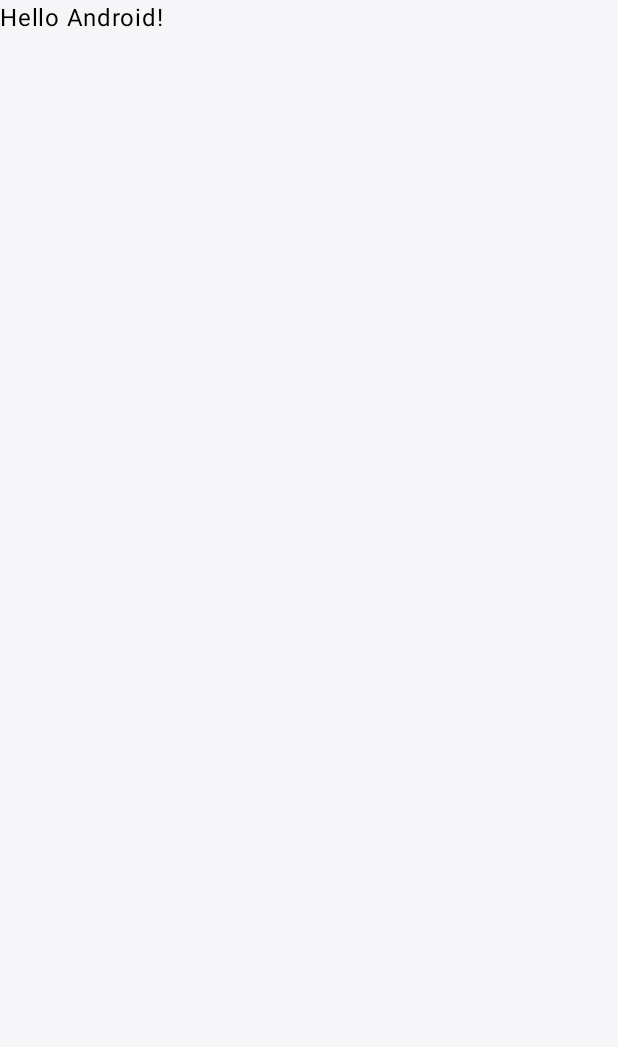
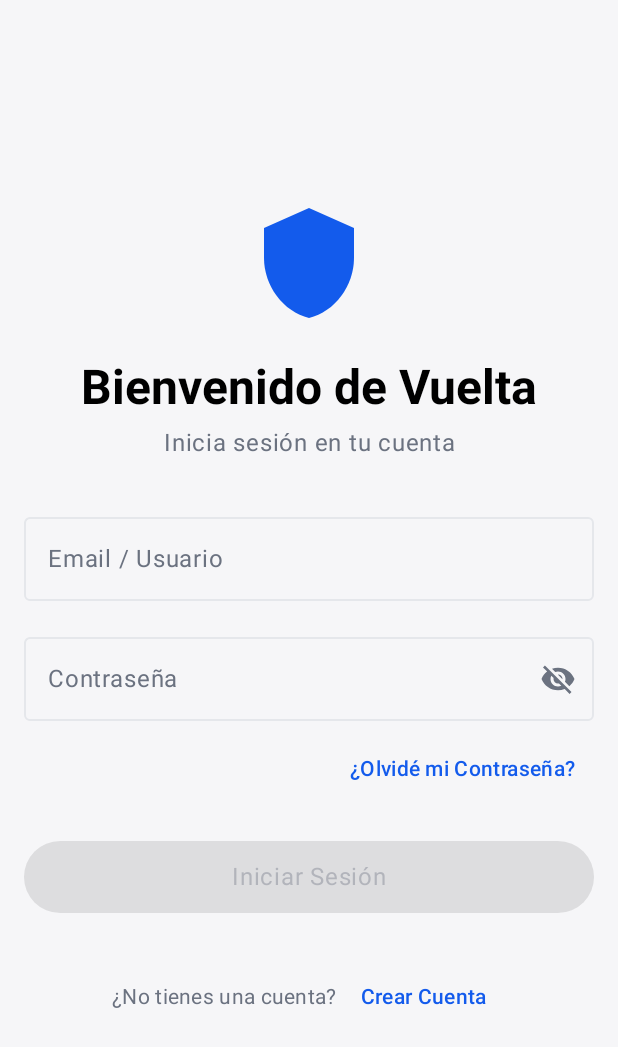
Before and after one commit to TheDoyleDog/App-Aplicaciones-Moviles, an Android app built with Jetpack Compose: the screen it shows after launch (MainActivity), on a phone screen of 412 x 824 dp. Before the commit the part shown is almost empty. Shown: the top 1047 px of the screen. Run offline under Robolectric (Android 15) with nearby library versions, the light colour scheme and no system bars.

Commit message:
Pantalla de Login y componentes de autorizacion
Se implementó la pantalla de Login con su interfaz completa basada en mockup de stitch, junto con componentes reutilizables para autenticación.

```diff
--- a/app/build.gradle.kts
+++ b/app/build.gradle.kts
@@ -66,6 +66,7 @@ dependencies {
     implementation("androidx.compose.ui:ui-graphics")
     implementation("androidx.compose.ui:ui-tooling-preview")
     implementation("androidx.compose.material3:material3")
+    implementation("androidx.compose.material:material-icons-extended")
 
     // Testing
     testImplementation("junit:junit:4.13.2")
--- a/app/src/main/java/com/alarmasensores/app/MainActivity.kt
+++ b/app/src/main/java/com/alarmasensores/app/MainActivity.kt
@@ -6,10 +6,10 @@ import androidx.activity.compose.setContent
 import androidx.compose.foundation.layout.fillMaxSize
 import androidx.compose.material3.MaterialTheme
 import androidx.compose.material3.Surface
-import androidx.compose.material3.Text
 import androidx.compose.runtime.Composable
 import androidx.compose.ui.Modifier
 import androidx.compose.ui.tooling.preview.Preview
+import com.alarmasensores.app.ui.screens.auth.LoginScreen
 import com.alarmasensores.app.ui.theme.AlarmaSensoresTheme
 
 class MainActivity : ComponentActivity() {
@@ -21,25 +21,27 @@ class MainActivity : ComponentActivity() {
                     modifier = Modifier.fillMaxSize(),
                     color = MaterialTheme.colorScheme.background
                 ) {
-                    Greeting("Android")
+                    LoginScreen(
+                        onLoginClick = { email, password ->
+                            // TODO: Implementar lógica de login
+                        },
+                        onCreateAccountClick = {
+                            // TODO: Navegar a pantalla de registro
+                        },
+                        onForgotPasswordClick = {
+                            // TODO: Navegar a pantalla de recuperación de contraseña
+                        }
+                    )
                 }
             }
         }
     }
 }
 
-@Composable
-fun Greeting(name: String, modifier: Modifier = Modifier) {
-    Text(
-        text = "Hello $name!",
-        modifier = modifier
-    )
-}
-
 @Preview(showBackground = true)
 @Composable
-fun GreetingPreview() {
+fun LoginScreenPreview() {
     AlarmaSensoresTheme {
-        Greeting("Android")
+        LoginScreen()
     }
 }
--- /dev/null
+++ b/app/src/main/java/com/alarmasensores/app/ui/components/AuthComponents.kt
@@ -0,0 +1,111 @@
+package com.alarmasensores.app.ui.components
+
+import androidx.compose.foundation.layout.*
+import androidx.compose.foundation.text.KeyboardOptions
+import androidx.compose.material.icons.Icons
+import androidx.compose.material.icons.filled.Visibility
+import androidx.compose.material.icons.filled.VisibilityOff
+import androidx.compose.material3.*
+import androidx.compose.runtime.*
+import androidx.compose.ui.Modifier
+import androidx.compose.ui.text.input.KeyboardType
+import androidx.compose.ui.text.input.PasswordVisualTransformation
+import androidx.compose.ui.text.input.VisualTransformation
+import androidx.compose.ui.unit.dp
+import com.alarmasensores.app.ui.theme.BorderDark
+import com.alarmasensores.app.ui.theme.BorderLight
+import com.alarmasensores.app.ui.theme.PrimaryBlue
+
+/**
+ * Campo de texto personalizado para email/usuario
+ */
+@OptIn(ExperimentalMaterial3Api::class)
+@Composable
+fun EmailTextField(
+    value: String,
+    onValueChange: (String) -> Unit,
+    label: String,
+    modifier: Modifier = Modifier,
+    placeholder: String = ""
+) {
+    OutlinedTextField(
+        value = value,
+        onValueChange = onValueChange,
+        label = { Text(label) },
+        placeholder = { Text(placeholder) },
+        modifier = modifier.fillMaxWidth(),
+        singleLine = true,
+        keyboardOptions = KeyboardOptions(keyboardType = KeyboardType.Email),
+        colors = OutlinedTextFieldDefaults.colors(
+            focusedBorderColor = PrimaryBlue,
+            unfocusedBorderColor = BorderLight,
+            focusedLabelColor = PrimaryBlue
+        )
+    )
+}
+
+/**
+ * Campo de texto personalizado para contraseña
+ */
+@OptIn(ExperimentalMaterial3Api::class)
+@Composable
+fun PasswordTextField(
+    value: String,
+    onValueChange: (String) -> Unit,
+    label: String,
+    modifier: Modifier = Modifier,
+    placeholder: String = ""
+) {
+    var passwordVisible by remember { mutableStateOf(false) }
+
+    OutlinedTextField(
+        value = value,
+        onValueChange = onValueChange,
+        label = { Text(label) },
+        placeholder = { Text(placeholder) },
+        modifier = modifier.fillMaxWidth(),
+        singleLine = true,
+        visualTransformation = if (passwordVisible) VisualTransformation.None else PasswordVisualTransformation(),
+        keyboardOptions = KeyboardOptions(keyboardType = KeyboardType.Password),
+        trailingIcon = {
+            IconButton(onClick = { passwordVisible = !passwordVisible }) {
+                Icon(
+                    imageVector = if (passwordVisible) Icons.Filled.Visibility else Icons.Filled.VisibilityOff,
+                    contentDescription = if (passwordVisible) "Ocultar contraseña" else "Mostrar contraseña"
+                )
+            }
+        },
+        colors = OutlinedTextFieldDefaults.colors(
+            focusedBorderColor = PrimaryBlue,
+            unfocusedBorderColor = BorderLight,
+            focusedLabelColor = PrimaryBlue
+        )
+    )
+}
+
+/**
+ * Botón primario personalizado
+ */
+@Composable
+fun PrimaryButton(
+    text: String,
+    onClick: () -> Unit,
+    modifier: Modifier = Modifier,
+    enabled: Boolean = true
+) {
+    Button(
+        onClick = onClick,
+        modifier = modifier
+            .fillMaxWidth()
+            .height(48.dp),
+        enabled = enabled,
+        colors = ButtonDefaults.buttonColors(
+            containerColor = PrimaryBlue
+        )
+    ) {
+        Text(
+            text = text,
+            style = MaterialTheme.typography.bodyLarge
+        )
+    }
+}
--- /dev/null
+++ b/app/src/main/java/com/alarmasensores/app/ui/screens/auth/LoginScreen.kt
@@ -0,0 +1,144 @@
+package com.alarmasensores.app.ui.screens.auth
+
+import androidx.compose.foundation.layout.*
+import androidx.compose.material.icons.Icons
+import androidx.compose.material.icons.filled.Shield
+import androidx.compose.material3.*
+import androidx.compose.runtime.*
+import androidx.compose.ui.Alignment
+import androidx.compose.ui.Modifier
+import androidx.compose.ui.text.font.FontWeight
+import androidx.compose.ui.text.style.TextAlign
+import androidx.compose.ui.unit.dp
+import androidx.compose.ui.unit.sp
+import com.alarmasensores.app.ui.components.EmailTextField
+import com.alarmasensores.app.ui.components.PasswordTextField
+import com.alarmasensores.app.ui.components.PrimaryButton
+import com.alarmasensores.app.ui.theme.PrimaryBlue
+
+/**
+ * Pantalla de Login
+ * Diseño basado en login.html
+ */
+@Composable
+fun LoginScreen(
+    onLoginClick: (String, String) -> Unit = { _, _ -> },
+    onCreateAccountClick: () -> Unit = {},
+    onForgotPasswordClick: () -> Unit = {}
+) {
+    var email by remember { mutableStateOf("") }
+    var password by remember { mutableStateOf("") }
+
+    Surface(
+        modifier = Modifier.fillMaxSize(),
+        color = MaterialTheme.colorScheme.background
+    ) {
+        Column(
+            modifier = Modifier
+                .fillMaxSize()
+                .padding(16.dp),
+            horizontalAlignment = Alignment.CenterHorizontally,
+            verticalArrangement = Arrangement.Center
+        ) {
+            // Logo/Icono
+            Icon(
+                imageVector = Icons.Filled.Shield,
+                contentDescription = "App Logo",
+                modifier = Modifier.size(80.dp),
+                tint = PrimaryBlue
+            )
+
+            Spacer(modifier = Modifier.height(24.dp))
+
+            // Título
+            Text(
+                text = "Bienvenido de Vuelta",
+                style = MaterialTheme.typography.headlineMedium.copy(
+                    fontWeight = FontWeight.Bold,
+                    fontSize = 32.sp
+                ),
+                textAlign = TextAlign.Center
+            )
+
+            Spacer(modifier = Modifier.height(8.dp))
+
+            // Subtítulo
+            Text(
+                text = "Inicia sesión en tu cuenta",
+                style = MaterialTheme.typography.bodyLarge,
+                color = MaterialTheme.colorScheme.onSurfaceVariant,
+                textAlign = TextAlign.Center
+            )
+
+            Spacer(modifier = Modifier.height(32.dp))
+
+            // Campo de Email/Usuario
+            EmailTextField(
+                value = email,
+                onValueChange = { email = it },
+                label = "Email / Usuario",
+                placeholder = "Ingresa tu email o usuario"
+            )
+
+            Spacer(modifier = Modifier.height(16.dp))
+
+            // Campo de Contraseña
+            PasswordTextField(
+                value = password,
+                onValueChange = { password = it },
+                label = "Contraseña",
+                placeholder = "Ingresa tu contraseña"
+            )
+
+            Spacer(modifier = Modifier.height(8.dp))
+
+            // Enlace "Olvidé mi Contraseña"
+            Row(
+                modifier = Modifier.fillMaxWidth(),
+                horizontalArrangement = Arrangement.End
+            ) {
+                TextButton(onClick = onForgotPasswordClick) {
+                    Text(
+                        text = "¿Olvidé mi Contraseña?",
+                        color = PrimaryBlue,
+                        style = MaterialTheme.typography.bodyMedium.copy(
+                            fontWeight = FontWeight.Medium
+                        )
+                    )
+                }
+            }
+
+            Spacer(modifier = Modifier.height(24.dp))
+
+            // Botón de Login
+            PrimaryButton(
+                text = "Iniciar Sesión",
+                onClick = { onLoginClick(email, password) },
+                enabled = email.isNotBlank() && password.isNotBlank()
+            )
+
+            Spacer(modifier = Modifier.height(32.dp))
+
+            // Enlace "Crear Cuenta"
+            Row(
+                horizontalArrangement = Arrangement.Center,
+                verticalAlignment = Alignment.CenterVertically
+            ) {
+                Text(
+                    text = "¿No tienes una cuenta? ",
+                    style = MaterialTheme.typography.bodyMedium,
+                    color = MaterialTheme.colorScheme.onSurfaceVariant
+                )
+                TextButton(onClick = onCreateAccountClick) {
+                    Text(
+                        text = "Crear Cuenta",
+                        color = PrimaryBlue,
+                        style = MaterialTheme.typography.bodyMedium.copy(
+                            fontWeight = FontWeight.Medium
+                        )
+                    )
+                }
+            }
+        }
+    }
+}
```
